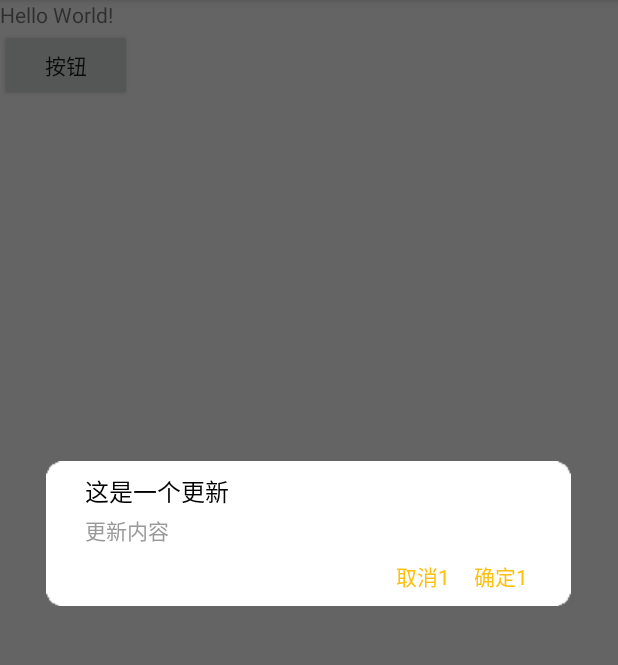
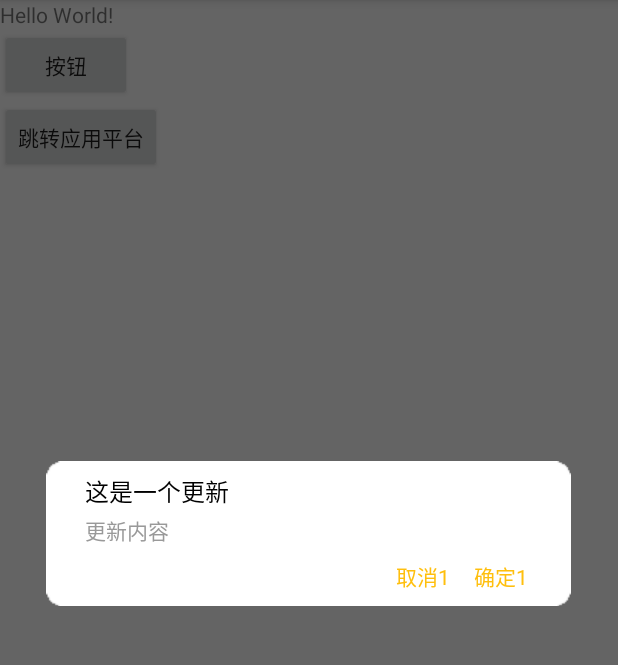
Before and after one commit to rineone/VersionUpdate, an Android app: the screen it shows after launch (MainActivity), after a tap on "按钮", on a phone screen of 412 x 824 dp, the part 84-749 px from its top. Run offline under Robolectric (Android 15) with nearby library versions, the phone set to English and light mode, and no system bars.

Commit message:
添加进入应用商城更新操作 更新时间：2019/2/20

```diff
--- a/app/src/main/res/layout/activity_main.xml
+++ b/app/src/main/res/layout/activity_main.xml
@@ -21,4 +21,9 @@
         android:layout_height="wrap_content"
         android:text="按钮"/>
 
+    <Button
+        android:id="@+id/bt_down"
+        android:layout_width="wrap_content"
+        android:layout_height="wrap_content"
+        android:text="跳转应用平台"/>
 </LinearLayout>
--- a/build.gradle
+++ b/build.gradle
@@ -8,7 +8,7 @@ buildscript {
     }
     dependencies {
         classpath 'com.android.tools.build:gradle:3.3.0'
-
+        classpath 'com.github.dcendents:android-maven-gradle-plugin:2.0'
         // NOTE: Do not place your application dependencies here; they belong
         // in the individual module build.gradle files
     }
--- a/versionupdate/build.gradle
+++ b/versionupdate/build.gradle
@@ -1,5 +1,6 @@
 apply plugin: 'com.android.library'
-
+apply plugin: 'com.github.dcendents.android-maven'
+group='com.github.VersionUpdate' //  代表你github名字
 android {
     compileSdkVersion 28
 
@@ -31,7 +32,7 @@ dependencies {
     testImplementation 'junit:junit:4.12'
     androidTestImplementation 'com.android.support.test:runner:1.0.2'
     androidTestImplementation 'com.android.support.test.espresso:espresso-core:3.0.2'
-
+    api 'com.android.support:design:28.0.0'
     //RXJAVA
     api 'io.reactivex.rxjava2:rxandroid:2.0.2'
     api 'io.reactivex.rxjava2:rxjava:2.1.12'
--- a/versionupdate/src/main/AndroidManifest.xml
+++ b/versionupdate/src/main/AndroidManifest.xml
@@ -12,7 +12,6 @@
         android:allowBackup="true"
         android:label="@string/app_name"
         android:supportsRtl="true">
-        <service android:name="com.rine.versionupdate.Service.UpdataAppService" />
 
         <!--app安装配置（兼容24以上的版本）-->
         <provider
@@ -25,5 +24,8 @@
                 android:name="android.support.FILE_PROVIDER_PATHS"
                 android:resource="@xml/file_paths" />
         </provider>
+
+        <!--服务注册-->
+        <service android:name="com.rine.versionupdate.Service.UpdataAppService" />
     </application>
 </manifest>
```
Also changed, not shown: app/src/main/java/com/rine/versionupdatedemo/MainActivity.java (+34 -0 lines), versionupdate/src/main/java/com/rine/versionupdate/UpdateApp.java (+27 -0 lines).
